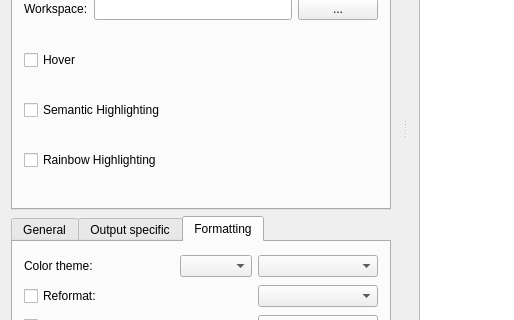
Qt form src/gui-qt/mainwindow.ui (pa-0/highlight) before a commit; both pictures show x 0 to 514 and y 301 to 621 of the 957 by 860 pixel window.
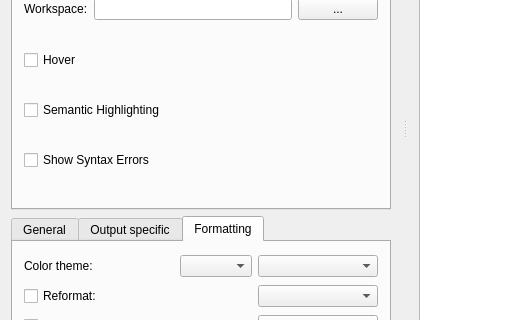
The same form after that commit. Icons and pictures are not drawn.

Commit message: #179 GUI: added syntax error checkbox

The edit to the form file:
```diff
--- a/src/gui-qt/mainwindow.ui
+++ b/src/gui-qt/mainwindow.ui
@@ -919,10 +919,10 @@
             <string>Use more colours for variables and function names.</string>
            </property>
            <property name="text">
-            <string>Rainbow Highlighting</string>
+            <string>Show Syntax Errors</string>
            </property>
            <property name="checkable">
-            <bool>false</bool>
+            <bool>true</bool>
            </property>
           </widget>
          </item>
```
Left out of the diff: 4 changed lines with no effect on the pictures. The commit also changes 15 other files.
